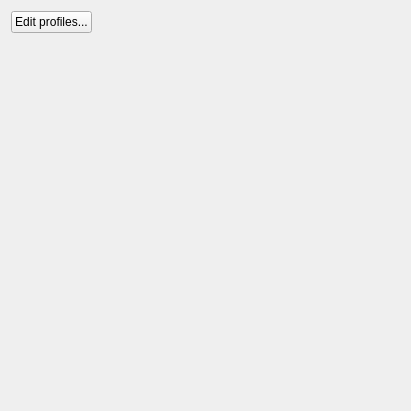
This is src/SettingOptionsForm.ui in soramimi/Guitar as Qt 5 draws it before an edit. The edited form follows.
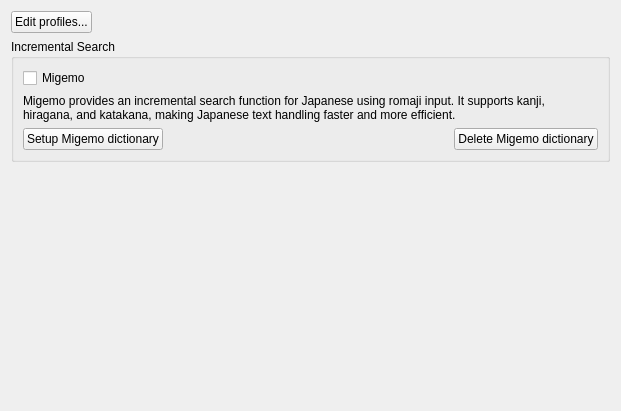
This is the edited form.

Commit message: incremental search support on repository tree; powered by migemo

What changed in the file:
```diff
--- a/src/SettingOptionsForm.ui
+++ b/src/SettingOptionsForm.ui
@@ -6,7 +6,7 @@
    <rect>
     <x>0</x>
     <y>0</y>
-    <width>411</width>
+    <width>621</width>
     <height>411</height>
    </rect>
   </property>
@@ -38,6 +38,63 @@
      </item>
     </layout>
    </item>
+   <item>
+    <widget class="QGroupBox" name="groupBox">
+     <property name="title">
+      <string>Incremental Search</string>
+     </property>
+     <layout class="QVBoxLayout" name="verticalLayout_2">
+      <item>
+       <widget class="QCheckBox" name="checkBox_incremental_search_with_migemo">
+        <property name="text">
+         <string>Migemo</string>
+        </property>
+       </widget>
+      </item>
+      <item>
+       <widget class="QLabel" name="label">
+        <property name="text">
+         <string>Migemo provides an incremental search function for Japanese using romaji input. It supports kanji, hiragana, and katakana, making Japanese text handling faster and more efficient.</string>
+        </property>
+        <property name="wordWrap">
+         <bool>true</bool>
+        </property>
+       </widget>
+      </item>
+      <item>
+       <layout class="QHBoxLayout" name="horizontalLayout_2">
+        <item>
+         <widget class="QPushButton" name="pushButton_setup_migemo_dict">
+          <property name="text">
+           <string>Setup Migemo dictionary</string>
+          </property>
+         </widget>
+        </item>
+        <item>
+         <spacer name="horizontalSpacer_2">
+          <property name="orientation">
+           <enum>Qt::Orientation::Horizontal</enum>
+          </property>
+          <property name="sizeHint" stdset="0">
+           <size>
+            <width>40</width>
+            <height>20</height>
+           </size>
+          </property>
+         </spacer>
+        </item>
+        <item>
+         <widget class="QPushButton" name="pushButton_delete_migemo_dict">
+          <property name="text">
+           <string>Delete Migemo dictionary</string>
+          </property>
+         </widget>
+        </item>
+       </layout>
+      </item>
+     </layout>
+    </widget>
+   </item>
    <item>
     <spacer name="verticalSpacer">
      <property name="orientation">
```
The commit also changes 22 other files.
